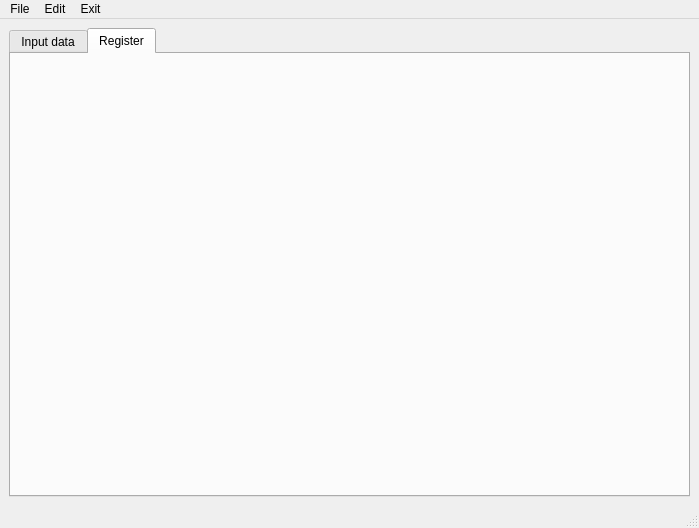
Qt form GUI.ui (przypieczony/thesis_main) before a commit.
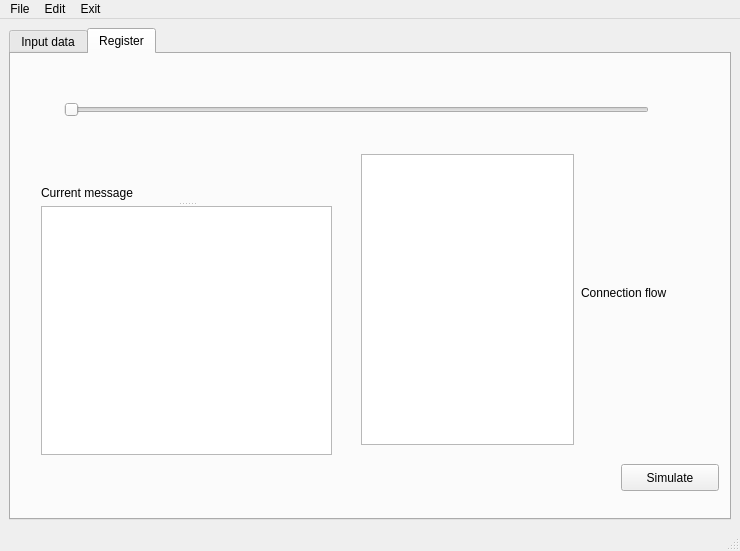
The same form after that commit. The open tabs and pages were chosen to show the change. Icons and pictures are not drawn.

Commit message: Created new version of GUI v.03, added new icons

Diff of the .ui file:
```diff
--- a/GUI.ui
+++ b/GUI.ui
@@ -6,8 +6,8 @@
    <rect>
     <x>0</x>
     <y>0</y>
-    <width>699</width>
-    <height>528</height>
+    <width>740</width>
+    <height>551</height>
    </rect>
   </property>
   <property name="windowTitle">
@@ -212,6 +212,122 @@
        <attribute name="title">
         <string>Register</string>
        </attribute>
+       <widget class="QPushButton" name="simulateButton">
+        <property name="geometry">
+         <rect>
+          <x>610</x>
+          <y>410</y>
+          <width>98</width>
+          <height>27</height>
+         </rect>
+        </property>
+        <property name="text">
+         <string>Simulate</string>
+        </property>
+       </widget>
+       <widget class="QTextEdit" name="flowField">
+        <property name="geometry">
+         <rect>
+          <x>350</x>
+          <y>100</y>
+          <width>213</width>
+          <height>291</height>
+         </rect>
+        </property>
+        <property name="readOnly">
+         <bool>true</bool>
+        </property>
+       </widget>
+       <widget class="QLabel" name="flowLabel">
+        <property name="geometry">
+         <rect>
+          <x>570</x>
+          <y>230</y>
+          <width>112</width>
+          <height>17</height>
+         </rect>
+        </property>
+        <property name="text">
+         <string>Connection flow</string>
+        </property>
+       </widget>
+       <widget class="QSplitter" name="splitter_2">
+        <property name="geometry">
+         <rect>
+          <x>30</x>
+          <y>130</y>
+          <width>291</width>
+          <height>271</height>
+         </rect>
+        </property>
+        <property name="orientation">
+         <enum>Qt::Vertical</enum>
+        </property>
+        <widget class="QLabel" name="labelCurrentMessage">
+         <property name="text">
+          <string>Current message</string>
+         </property>
+        </widget>
+        <widget class="QTextEdit" name="currentMessageField">
+         <property name="readOnly">
+          <bool>true</bool>
+         </property>
+        </widget>
+       </widget>
+       <widget class="QWidget" name="">
+        <property name="geometry">
+         <rect>
+          <x>40</x>
+          <y>20</y>
+          <width>611</width>
+          <height>72</height>
+         </rect>
+        </property>
+        <layout class="QHBoxLayout" name="horizontalLayout_3">
+         <item>
+          <widget class="QLabel" name="phone">
+           <property name="text">
+            <string/>
+           </property>
+           <property name="pixmap">
+            <pixmap>img/phone.jpg</pixmap>
+           </property>
+           <property name="scaledContents">
+            <bool>true</bool>
+           </property>
+          </widget>
+         </item>
+         <item>
+          <widget class="QSlider" name="horizontalSlider">
+           <property name="cursor">
+            <cursorShape>ArrowCursor</cursorShape>
+           </property>
+           <property name="acceptDrops">
+            <bool>false</bool>
+           </property>
+           <property name="autoFillBackground">
+            <bool>false</bool>
+           </property>
+           <property name="orientation">
+            <enum>Qt::Horizontal</enum>
+           </property>
+          </widget>
+         </item>
+         <item>
+          <widget class="QLabel" name="server">
+           <property name="text">
+            <string/>
+           </property>
+           <property name="pixmap">
+            <pixmap>img/sip proxy server.jpg</pixmap>
+           </property>
+           <property name="scaledContents">
+            <bool>true</bool>
+           </property>
+          </widget>
+         </item>
+        </layout>
+       </widget>
       </widget>
      </widget>
     </item>
@@ -222,7 +338,7 @@
     <rect>
      <x>0</x>
      <y>0</y>
-     <width>699</width>
+     <width>740</width>
      <height>25</height>
     </rect>
    </property>
```
Left out of the diff: 57 changed lines with no effect on the pictures. The commit also changes 4 other files.
